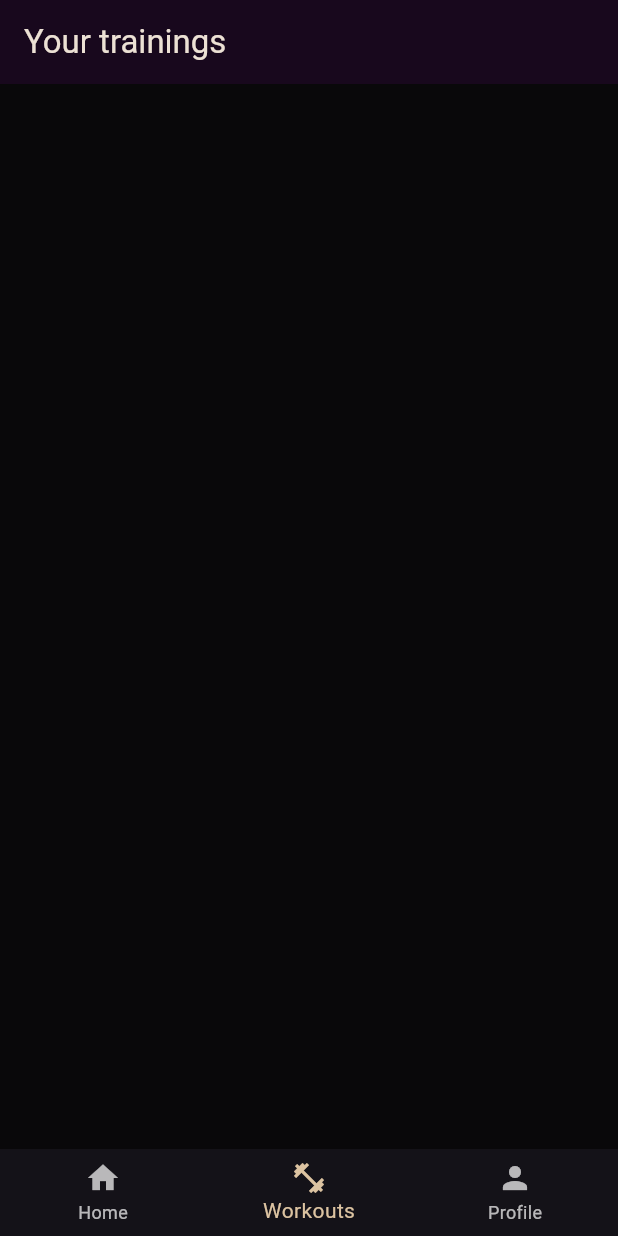
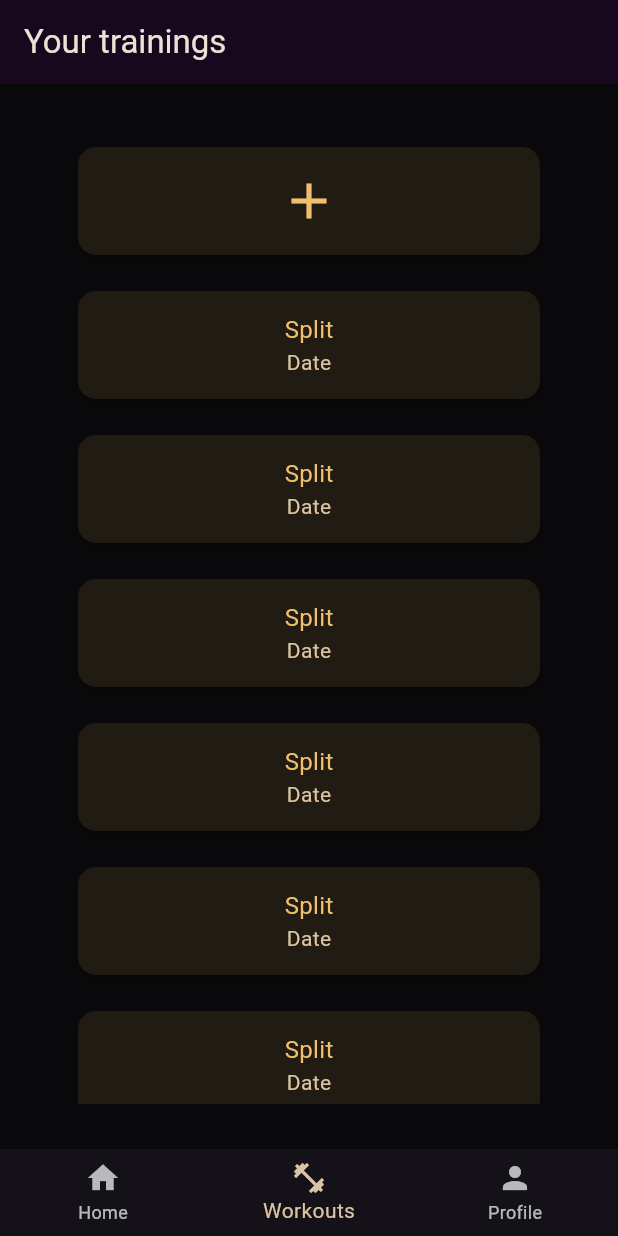
Before and after one commit to IgnacyBerent/Flutter-Workout_App, a Flutter app: the screen it shows once a user with an empty profile is signed in, item 2 of the bottom bar chosen, on a phone screen of 412 x 824 dp. Run offline on Flutter 3.47's test engine with Material 3 defaults, Android fonts, the phone set to English and light mode, and no system bars; our stand-ins replace cloud_firestore, firebase_auth, firebase_core; accounts and stored records are empty; generated files the repository leaves out were written again.

Commit message:
Adding trainings cards

```diff
--- /dev/null
+++ b/lib/screens/new_training.dart
@@ -0,0 +1,24 @@
+import 'package:flutter/material.dart';
+
+class NewTrainingScreen extends StatefulWidget {
+  const NewTrainingScreen({super.key});
+
+  @override
+  _NewTrainingScreenState createState() => _NewTrainingScreenState();
+}
+
+class _NewTrainingScreenState extends State<NewTrainingScreen> {
+  @override
+  Widget build(BuildContext context) {
+    return Scaffold(
+        appBar: AppBar(
+          title: const Text('New Training'),
+        ),
+        body: Padding(
+          padding: const EdgeInsets.symmetric(horizontal: 40, vertical: 20),
+          child: Column(
+            children: [],
+          ),
+        ));
+  }
+}
--- a/lib/screens/profile.dart
+++ b/lib/screens/profile.dart
@@ -6,10 +6,6 @@ class ProfileScreen extends StatelessWidget {
   ProfileScreen({super.key});
 
   final User? user = Auth().currentUser;
-
-  void _signOut() async {
-    await Auth().signOut();
-  }
 
   @override
   Widget build(BuildContext context) {
--- a/lib/screens/trainings.dart
+++ b/lib/screens/trainings.dart
@@ -1,20 +1,32 @@
 import 'package:flutter/material.dart';
 import 'package:workout_app/firestore/auth.dart';
 import 'package:firebase_auth/firebase_auth.dart';
+import 'package:workout_app/widgets/new_training_card.dart';
+import 'package:workout_app/widgets/training_card.dart';
 
 class TrainingsScreen extends StatelessWidget {
   TrainingsScreen({super.key});
 
   final User? user = Auth().currentUser;
 
-  void _signOut() async {
-    await Auth().signOut();
-  }
-
   @override
   Widget build(BuildContext context) {
-    return Center(
-      child: ListView.builder(itemBuilder: (context, index) {}),
+    return Padding(
+      padding: const EdgeInsets.symmetric(horizontal: 40, vertical: 30),
+      child: Center(
+          child: Column(
+        children: [
+          const NewTrainingCard(),
+          Expanded(
+            child: ListView.builder(
+              itemCount: 9,
+              itemBuilder: (context, index) {
+                return TrainingCard();
+              },
+            ),
+          ),
+        ],
+      )),
     );
   }
 }
--- /dev/null
+++ b/lib/widgets/new_training_card.dart
@@ -0,0 +1,37 @@
+import 'package:flutter/material.dart';
+import 'package:workout_app/screens/new_training.dart';
+
+class NewTrainingCard extends StatelessWidget {
+  const NewTrainingCard({super.key});
+
+  @override
+  Widget build(BuildContext context) {
+    return Padding(
+      padding: const EdgeInsets.all(8.0),
+      child: SizedBox(
+        height: 80,
+        child: InkWell(
+          onTap: () {
+            Navigator.of(context).push(
+              MaterialPageRoute(
+                builder: (ctx) => const NewTrainingScreen(),
+              ),
+            );
+          },
+          borderRadius: BorderRadius.circular(16),
+          splashColor: Theme.of(context).colorScheme.onSecondary,
+          child: Card(
+            child: Align(
+              alignment: Alignment.center,
+              child: Icon(
+                Icons.add,
+                color: Theme.of(context).colorScheme.primary,
+                size: 40,
+              ),
+            ),
+          ),
+        ),
+      ),
+    );
+  }
+}
--- /dev/null
+++ b/lib/widgets/training_card.dart
@@ -0,0 +1,41 @@
+import 'package:flutter/material.dart';
+
+class TrainingCard extends StatelessWidget {
+  const TrainingCard({super.key});
+
+  @override
+  Widget build(BuildContext context) {
+    return Padding(
+      padding: const EdgeInsets.all(8.0),
+      child: SizedBox(
+        height: 80,
+        child: InkWell(
+          onTap: () {},
+          borderRadius: BorderRadius.circular(16),
+          splashColor: Theme.of(context).colorScheme.onSecondary,
+          child: Card(
+            child: Column(
+              mainAxisAlignment: MainAxisAlignment.center,
+              children: [
+                Text(
+                  'Split',
+                  style: TextStyle(
+                    color: Theme.of(context).colorScheme.primary,
+                    fontSize: 16,
+                  ),
+                ),
+                Text(
+                  'Date',
+                  style: TextStyle(
+                    color: Theme.of(context).colorScheme.secondary,
+                    fontSize: 14,
+                  ),
+                ),
+              ],
+            ),
+          ),
+        ),
+      ),
+    );
+  }
+}
```
